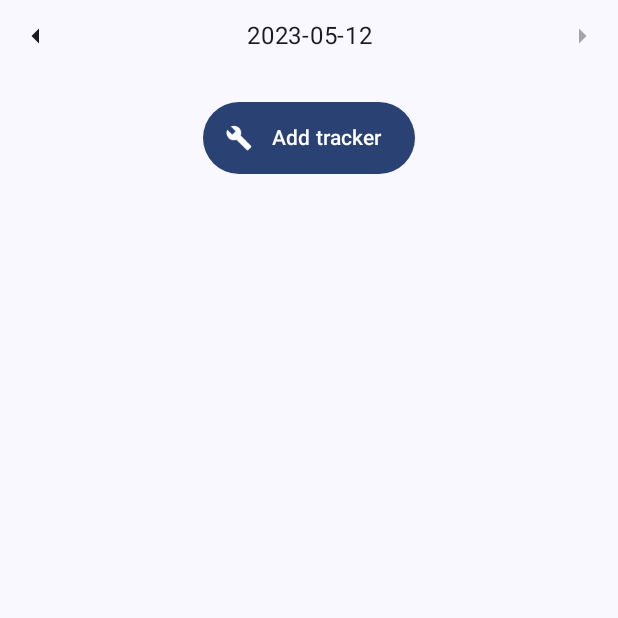
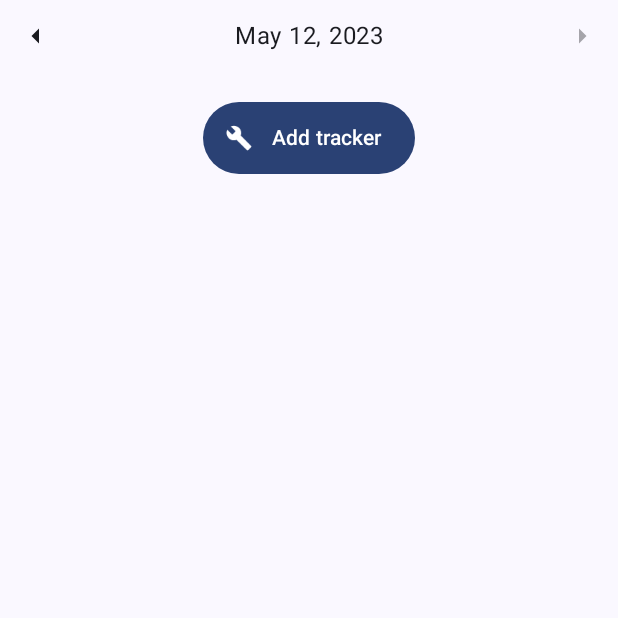
Before and after one commit to seamuslowry/pain-tracker, an Android app built with Jetpack Compose: the screen it shows after launch (MainActivity), on a phone screen of 412 x 824 dp, the top half of it. Run offline under Robolectric (Android 15) with nearby library versions, the phone set to English and light mode, and no system bars; our stand-ins replace Dagger/Hilt's generated code, Room's generated code; libraries missing offline, so code that uses them is left out: com.google.accompanist.placeholder.

Commit message:
feat/date display (#19)
* add extension function

* use extension function to format dates

```diff
--- /dev/null
+++ b/app/src/main/java/seamuslowry/daytracker/models/LocalDateExtension.kt
@@ -0,0 +1,7 @@
+package seamuslowry.daytracker.models
+
+import java.time.LocalDate
+import java.time.format.DateTimeFormatter
+import java.time.format.FormatStyle
+
+fun LocalDate.localeFormat(): String = this.format(DateTimeFormatter.ofLocalizedDate(FormatStyle.MEDIUM))
--- a/app/src/main/java/seamuslowry/daytracker/ui/screens/entry/EntryScreen.kt
+++ b/app/src/main/java/seamuslowry/daytracker/ui/screens/entry/EntryScreen.kt
@@ -55,6 +55,7 @@ import seamuslowry.daytracker.models.Item
 import seamuslowry.daytracker.models.ItemConfiguration
 import seamuslowry.daytracker.models.ItemWithConfiguration
 import seamuslowry.daytracker.models.TrackingType
+import seamuslowry.daytracker.models.localeFormat
 import seamuslowry.daytracker.ui.shared.ArrowPicker
 import seamuslowry.daytracker.ui.shared.TrackerEntry
 import java.time.LocalDate
@@ -84,7 +85,7 @@ fun EntryScreen(
                 incrementResource = R.string.change_date,
                 decrementResource = R.string.change_date,
             ) {
-                Text(text = LocalDate.ofEpochDay(it).toString(), textAlign = TextAlign.Center)
+                Text(text = LocalDate.ofEpochDay(it).localeFormat(), textAlign = TextAlign.Center)
             }
         }
         items(items = items, key = { it.item.id }) {
--- a/app/src/main/res/values/strings.xml
+++ b/app/src/main/res/values/strings.xml
@@ -21,4 +21,5 @@
     <string name="display_month">Monthly</string>
     <string name="display_week">Weekly</string>
     <string name="change_date_range">Change date range</string>
+    <string name="date_range">%s - %s</string>
 </resources>
```
Also changed, not shown: app/src/main/java/seamuslowry/daytracker/ui/screens/report/ReportScreen.kt (+21 -3 lines).
